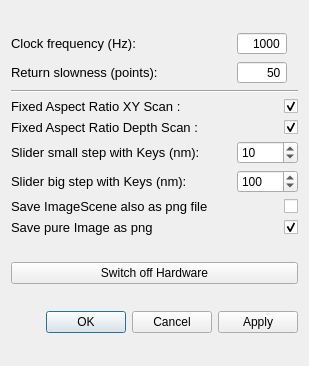
Before: the Qt Designer form gui/confocal/ui_cf_settings.ui in Ulm-IQO/qudi, drawn with Qt 5.
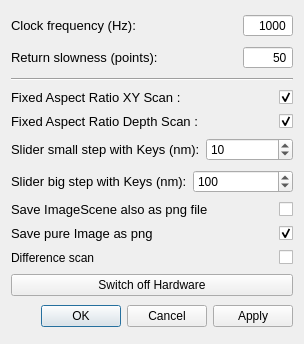
After: the same form once the commit is applied.

Commit message: Confocal settings option to enable difference scan (MW on vs MW off)

```diff
--- a/gui/confocal/ui_cf_settings.ui
+++ b/gui/confocal/ui_cf_settings.ui
@@ -6,38 +6,18 @@
    <rect>
     <x>0</x>
     <y>0</y>
-    <width>309</width>
-    <height>366</height>
+    <width>304</width>
+    <height>344</height>
    </rect>
   </property>
   <property name="windowTitle">
    <string>qudi: Confocal - Settings</string>
   </property>
-  <layout class="QGridLayout" name="gridLayout_2">
-   <item row="3" column="1">
-    <widget class="QDialogButtonBox" name="buttonBox">
-     <property name="orientation">
-      <enum>Qt::Horizontal</enum>
-     </property>
-     <property name="standardButtons">
-      <set>QDialogButtonBox::Apply|QDialogButtonBox::Cancel|QDialogButtonBox::Ok</set>
-     </property>
-    </widget>
-   </item>
-   <item row="2" column="1">
-    <widget class="QPushButton" name="hardware_switch">
-     <property name="toolTip">
-      <string>&lt;html&gt;&lt;head/&gt;&lt;body&gt;&lt;p&gt;&lt;span style=&quot; font-size:10pt;&quot;&gt;This kills everything working on the nidaq. So I made this also more resilient to errors and made it come out of its locked state.&lt;/span&gt;&lt;/p&gt;&lt;p&gt;&lt;span style=&quot; font-size:10pt;&quot;&gt;Even if if throws numerous errors when trying, you can use everything normally after the hardware reset (just restart the counter twice).&lt;/span&gt;&lt;/p&gt;&lt;p&gt;&lt;span style=&quot; font-size:10pt;&quot;&gt;This also means that you should not touch qudi while running diqo since this will try to put the hardware focus back on qudi and will throw even more errors.&lt;/span&gt;&lt;/p&gt;&lt;/body&gt;&lt;/html&gt;</string>
-     </property>
-     <property name="text">
-      <string>Switch off Hardware</string>
-     </property>
-    </widget>
-   </item>
-   <item row="1" column="1">
-    <layout class="QGridLayout" name="gridLayout">
-     <item row="5" column="0">
-      <widget class="QLabel" name="label_5">
+  <layout class="QVBoxLayout" name="verticalLayout">
+   <item>
+    <layout class="QHBoxLayout" name="horizontalLayout">
+     <item>
+      <widget class="QLabel" name="label">
        <property name="font">
         <font>
          <pointsize>10</pointsize>
@@ -47,78 +27,11 @@
         <string>&lt;html&gt;&lt;head/&gt;&lt;body&gt;&lt;p&gt;Change the stepsize of a slider if you are using the keyboard to move the slider position. Here you can adjust the small steps for the crosshair move.&lt;br/&gt;The keyboard configuration is the following:&lt;br/&gt;ArrowLeft = Move -x&lt;br/&gt;ArrowRight = Move +x&lt;br/&gt;ArrowUp = Move +y&lt;br/&gt;ArrowDown = Move -y&lt;br/&gt;PageUp = Move +z&lt;br/&gt;PageDown = Move -z&lt;/p&gt;&lt;/body&gt;&lt;/html&gt;</string>
        </property>
        <property name="text">
-        <string>Slider small step with Keys (nm):</string>
+        <string>Clock frequency (Hz):</string>
        </property>
       </widget>
      </item>
-     <item row="4" column="0">
-      <widget class="QLabel" name="label_4">
-       <property name="font">
-        <font>
-         <pointsize>10</pointsize>
-        </font>
-       </property>
-       <property name="toolTip">
-        <string>&lt;html&gt;&lt;head/&gt;&lt;body&gt;&lt;p&gt;The aspect ratio will be fixed to 1:1 if checked. If not the scan will be stretched to the available area in the Z scan. &lt;/p&gt;&lt;/body&gt;&lt;/html&gt;</string>
-       </property>
-       <property name="text">
-        <string>Fixed Aspect Ratio Depth Scan :</string>
-       </property>
-      </widget>
-     </item>
-     <item row="3" column="2">
-      <widget class="QCheckBox" name="fixed_aspect_xy_checkBox">
-       <property name="enabled">
-        <bool>true</bool>
-       </property>
-       <property name="sizePolicy">
-        <sizepolicy hsizetype="Expanding" vsizetype="Fixed">
-         <horstretch>0</horstretch>
-         <verstretch>0</verstretch>
-        </sizepolicy>
-       </property>
-       <property name="maximumSize">
-        <size>
-         <width>50</width>
-         <height>16777215</height>
-        </size>
-       </property>
-       <property name="toolTip">
-        <string>&lt;html&gt;&lt;head/&gt;&lt;body&gt;&lt;p&gt;&lt;span style=&quot; font-size:10pt;&quot;&gt;The aspect ratio will be fixed to 1:1 if checked. If not the scan will be stretched to the available area in the XY scan. &lt;/span&gt;&lt;/p&gt;&lt;/body&gt;&lt;/html&gt;</string>
-       </property>
-       <property name="accessibleDescription">
-        <string/>
-       </property>
-       <property name="layoutDirection">
-        <enum>Qt::RightToLeft</enum>
-       </property>
-       <property name="autoFillBackground">
-        <bool>false</bool>
-       </property>
-       <property name="text">
-        <string notr="true"/>
-       </property>
-       <property name="checked">
-        <bool>true</bool>
-       </property>
-      </widget>
-     </item>
-     <item row="1" column="0">
-      <widget class="QLabel" name="label_2">
-       <property name="font">
-        <font>
-         <pointsize>10</pointsize>
-        </font>
-       </property>
-       <property name="toolTip">
-        <string>&lt;html&gt;&lt;head/&gt;&lt;body&gt;&lt;p&gt;That is basically the 'scan' resolution when the scanner moves backwards to prepare to scan again a line.&lt;/p&gt;&lt;p&gt;How many points are scanned in one line is depending on the resolution. Since the scanner is permanently counting during the scan, only the clock frequency determined the speed, how fast a line is scanned by a given resolution. If the scanner has to move back, it uses the same scan line method but just in the reverse. How many points are approached in the backwards movement depends on the 'return slowness'. If you scan with 100 point resolution and set return slowness to 25, than the return movement will be 4 times faster.&lt;/p&gt;&lt;p&gt;BE CAREFULL NOT TO USE A SMALL NUMBER, SINCE THE SCANNER MIGHT CRASH AGAINST THE BOARDER BECAUSE IT IS MOVING BACK TOO FAST!&lt;/p&gt;&lt;/body&gt;&lt;/html&gt;</string>
-       </property>
-       <property name="text">
-        <string>Return slowness (points):</string>
-       </property>
-      </widget>
-     </item>
-     <item row="0" column="2">
+     <item>
       <widget class="QSpinBox" name="clock_frequency_InputWidget">
        <property name="sizePolicy">
         <sizepolicy hsizetype="Expanding" vsizetype="Fixed">
@@ -161,7 +74,77 @@
        </property>
       </widget>
      </item>
-     <item row="3" column="0">
+    </layout>
+   </item>
+   <item>
+    <layout class="QHBoxLayout" name="horizontalLayout_2">
+     <item>
+      <widget class="QLabel" name="label_2">
+       <property name="font">
+        <font>
+         <pointsize>10</pointsize>
+        </font>
+       </property>
+       <property name="toolTip">
+        <string>&lt;html&gt;&lt;head/&gt;&lt;body&gt;&lt;p&gt;That is basically the 'scan' resolution when the scanner moves backwards to prepare to scan again a line.&lt;/p&gt;&lt;p&gt;How many points are scanned in one line is depending on the resolution. Since the scanner is permanently counting during the scan, only the clock frequency determined the speed, how fast a line is scanned by a given resolution. If the scanner has to move back, it uses the same scan line method but just in the reverse. How many points are approached in the backwards movement depends on the 'return slowness'. If you scan with 100 point resolution and set return slowness to 25, than the return movement will be 4 times faster.&lt;/p&gt;&lt;p&gt;BE CAREFULL NOT TO USE A SMALL NUMBER, SINCE THE SCANNER MIGHT CRASH AGAINST THE BOARDER BECAUSE IT IS MOVING BACK TOO FAST!&lt;/p&gt;&lt;/body&gt;&lt;/html&gt;</string>
+       </property>
+       <property name="text">
+        <string>Return slowness (points):</string>
+       </property>
+      </widget>
+     </item>
+     <item>
+      <widget class="QSpinBox" name="return_slowness_InputWidget">
+       <property name="sizePolicy">
+        <sizepolicy hsizetype="Expanding" vsizetype="Fixed">
+         <horstretch>0</horstretch>
+         <verstretch>0</verstretch>
+        </sizepolicy>
+       </property>
+       <property name="maximumSize">
+        <size>
+         <width>50</width>
+         <height>16777215</height>
+        </size>
+       </property>
+       <property name="mouseTracking">
+        <bool>true</bool>
+       </property>
+       <property name="acceptDrops">
+        <bool>true</bool>
+       </property>
+       <property name="toolTip">
+        <string>&lt;html&gt;&lt;head/&gt;&lt;body&gt;&lt;p&gt;That is basically the 'scan' resolution when the scanner moves backwards to prepare to scan again a line.&lt;/p&gt;&lt;/body&gt;&lt;/html&gt;</string>
+       </property>
+       <property name="alignment">
+        <set>Qt::AlignRight|Qt::AlignTrailing|Qt::AlignVCenter</set>
+       </property>
+       <property name="buttonSymbols">
+        <enum>QAbstractSpinBox::NoButtons</enum>
+       </property>
+       <property name="accelerated">
+        <bool>true</bool>
+       </property>
+       <property name="maximum">
+        <number>1000</number>
+       </property>
+       <property name="value">
+        <number>50</number>
+       </property>
+      </widget>
+     </item>
+    </layout>
+   </item>
+   <item>
+    <widget class="Line" name="line">
+     <property name="orientation">
+      <enum>Qt::Horizontal</enum>
+     </property>
+    </widget>
+   </item>
+   <item>
+    <layout class="QHBoxLayout" name="horizontalLayout_3">
+     <item>
       <widget class="QLabel" name="label_3">
        <property name="font">
         <font>
@@ -176,7 +159,63 @@
        </property>
       </widget>
      </item>
-     <item row="4" column="2">
+     <item>
+      <widget class="QCheckBox" name="fixed_aspect_xy_checkBox">
+       <property name="enabled">
+        <bool>true</bool>
+       </property>
+       <property name="sizePolicy">
+        <sizepolicy hsizetype="Expanding" vsizetype="Fixed">
+         <horstretch>0</horstretch>
+         <verstretch>0</verstretch>
+        </sizepolicy>
+       </property>
+       <property name="maximumSize">
+        <size>
+         <width>50</width>
+         <height>16777215</height>
+        </size>
+       </property>
+       <property name="toolTip">
+        <string>&lt;html&gt;&lt;head/&gt;&lt;body&gt;&lt;p&gt;&lt;span style=&quot; font-size:10pt;&quot;&gt;The aspect ratio will be fixed to 1:1 if checked. If not the scan will be stretched to the available area in the XY scan. &lt;/span&gt;&lt;/p&gt;&lt;/body&gt;&lt;/html&gt;</string>
+       </property>
+       <property name="accessibleDescription">
+        <string/>
+       </property>
+       <property name="layoutDirection">
+        <enum>Qt::RightToLeft</enum>
+       </property>
+       <property name="autoFillBackground">
+        <bool>false</bool>
+       </property>
+       <property name="text">
+        <string notr="true"/>
+       </property>
+       <property name="checked">
+        <bool>true</bool>
+       </property>
+      </widget>
+     </item>
+    </layout>
+   </item>
+   <item>
+    <layout class="QHBoxLayout" name="horizontalLayout_4">
+     <item>
+      <widget class="QLabel" name="label_4">
+       <property name="font">
+        <font>
+         <pointsize>10</pointsize>
+        </font>
+       </property>
+       <property name="toolTip">
+        <string>&lt;html&gt;&lt;head/&gt;&lt;body&gt;&lt;p&gt;The aspect ratio will be fixed to 1:1 if checked. If not the scan will be stretched to the available area in the Z scan. &lt;/p&gt;&lt;/body&gt;&lt;/html&gt;</string>
+       </property>
+       <property name="text">
+        <string>Fixed Aspect Ratio Depth Scan :</string>
+       </property>
+      </widget>
+     </item>
+     <item>
       <widget class="QCheckBox" name="fixed_aspect_depth_checkBox">
        <property name="sizePolicy">
         <sizepolicy hsizetype="Expanding" vsizetype="Fixed">
@@ -204,8 +243,12 @@
        </property>
       </widget>
      </item>
-     <item row="0" column="0">
-      <widget class="QLabel" name="label">
+    </layout>
+   </item>
+   <item>
+    <layout class="QHBoxLayout" name="horizontalLayout_5">
+     <item>
+      <widget class="QLabel" name="label_5">
        <property name="font">
         <font>
          <pointsize>10</pointsize>
@@ -215,141 +258,11 @@
         <string>&lt;html&gt;&lt;head/&gt;&lt;body&gt;&lt;p&gt;That is the inverse time how long the scanner stays at the desired position during the scan and counts.&lt;/p&gt;&lt;/body&gt;&lt;/html&gt;</string>
        </property>
        <property name="text">
-        <string>Clock frequency (Hz):</string>
+        <string>Slider small step with Keys (nm):</string>
        </property>
       </widget>
      </item>
-     <item row="1" column="2">
-      <widget class="QSpinBox" name="return_slowness_InputWidget">
-       <property name="sizePolicy">
-        <sizepolicy hsizetype="Expanding" vsizetype="Fixed">
-         <horstretch>0</horstretch>
-         <verstretch>0</verstretch>
-        </sizepolicy>
-       </property>
-       <property name="maximumSize">
-        <size>
-         <width>50</width>
-         <height>16777215</height>
-        </size>
-       </property>
-       <property name="mouseTracking">
-        <bool>true</bool>
-       </property>
-       <property name="acceptDrops">
-        <bool>true</bool>
-       </property>
-       <property name="toolTip">
-        <string>&lt;html&gt;&lt;head/&gt;&lt;body&gt;&lt;p&gt;That is basically the 'scan' resolution when the scanner moves backwards to prepare to scan again a line.&lt;/p&gt;&lt;/body&gt;&lt;/html&gt;</string>
-       </property>
-       <property name="alignment">
-        <set>Qt::AlignRight|Qt::AlignTrailing|Qt::AlignVCenter</set>
-       </property>
-       <property name="buttonSymbols">
-        <enum>QAbstractSpinBox::NoButtons</enum>
-       </property>
-       <property name="accelerated">
-        <bool>true</bool>
-       </property>
-       <property name="maximum">
-        <number>1000</number>
-       </property>
-       <property name="value">
-        <number>50</number>
-       </property>
-      </widget>
-     </item>
-     <item row="7" column="0">
-      <widget class="QLabel" name="label_9">
-       <property name="font">
-        <font>
-         <pointsize>10</pointsize>
-        </font>
-       </property>
-       <property name="toolTip">
-        <string>&lt;html&gt;&lt;head/&gt;&lt;body&gt;&lt;p&gt;If you use the image_save method in the menu bar of confocal, together with the svg file also a png file will be created, which contains the axis and everything, which can be seen in the displayed scan image (except the cursor). This file will be a separate file and will not replace the pure image file (see below).&lt;/p&gt;&lt;/body&gt;&lt;/html&gt;</string>
-       </property>
-       <property name="text">
-        <string>Save ImageScene also as png file</string>
-       </property>
-      </widget>
-     </item>
-     <item row="7" column="2">
-      <widget class="QCheckBox" name="savePNG_checkBox">
-       <property name="sizePolicy">
-        <sizepolicy hsizetype="Expanding" vsizetype="Fixed">
-         <horstretch>0</horstretch>
-         <verstretch>0</verstretch>
-        </sizepolicy>
-       </property>
-       <property name="maximumSize">
-        <size>
-         <width>50</width>
-         <height>16777215</height>
-        </size>
-       </property>
-       <property name="toolTip">
-        <string>&lt;html&gt;&lt;head/&gt;&lt;body&gt;&lt;p&gt;&lt;span style=&quot; font-size:10pt;&quot;&gt;If you use the image_save method in the menu bar of confocal, together with the svg file also a png file will be created, which contains the axis and everything, which can be seen in the displayed scan image (except the cursor). This file will be a separate file and will not replace the pure image file (see below).&lt;/span&gt;&lt;/p&gt;&lt;/body&gt;&lt;/html&gt;</string>
-       </property>
-       <property name="layoutDirection">
-        <enum>Qt::RightToLeft</enum>
-       </property>
-       <property name="text">
-        <string/>
-       </property>
-      </widget>
-     </item>
-     <item row="8" column="2">
-      <widget class="QCheckBox" name="save_purePNG_checkBox">
-       <property name="sizePolicy">
-        <sizepolicy hsizetype="Expanding" vsizetype="Fixed">
-         <horstretch>0</horstretch>
-         <verstretch>0</verstretch>
-        </sizepolicy>
-       </property>
-       <property name="maximumSize">
-        <size>
-         <width>50</width>
-         <height>16777215</height>
-        </size>
-       </property>
-       <property name="toolTip">
-        <string>&lt;html&gt;&lt;head/&gt;&lt;body&gt;&lt;p&gt;&lt;span style=&quot; font-size:10pt;&quot;&gt;If you use the image_save method in the menu bar of confocal, together with the svg file also a pure image file (without axis and everything, just the datapoints) are saved in a png image.&lt;/span&gt;&lt;/p&gt;&lt;/body&gt;&lt;/html&gt;</string>
-       </property>
-       <property name="layoutDirection">
-        <enum>Qt::RightToLeft</enum>
-       </property>
-       <property name="text">
-        <string/>
-       </property>
-       <property name="checked">
-        <bool>true</bool>
-       </property>
-      </widget>
-     </item>
-     <item row="8" column="0">
-      <widget class="QLabel" name="label_10">
-       <property name="font">
-        <font>
-         <pointsize>10</pointsize>
-        </font>
-       </property>
-       <property name="toolTip">
-        <string>&lt;html&gt;&lt;head/&gt;&lt;body&gt;&lt;p&gt;If you use the image_save method in the menu bar of confocal, together with the svg file also a pure image file (without axis and everything, just the datapoints) are saved in a png image.&lt;/p&gt;&lt;/body&gt;&lt;/html&gt;</string>
-       </property>
-       <property name="text">
-        <string>Save pure Image as png</string>
-       </property>
-      </widget>
-     </item>
-     <item row="2" column="0" colspan="3">
-      <widget class="Line" name="line">
-       <property name="orientation">
-        <enum>Qt::Horizontal</enum>
-       </property>
-      </widget>
-     </item>
-     <item row="5" column="2">
+     <item>
       <widget class="QSpinBox" name="slider_small_step_SpinBox">
        <property name="toolTip">
         <string>&lt;html&gt;&lt;head/&gt;&lt;body&gt;&lt;p&gt;&lt;span style=&quot; font-size:10pt;&quot;&gt;Change the stepsize of a slider if you are using the keyboard to move the slider position. Here you can adjust the small steps for the crosshair move.&lt;/span&gt;&lt;/p&gt;&lt;/body&gt;&lt;/html&gt;</string>
@@ -365,7 +278,11 @@
        </property>
       </widget>
      </item>
-     <item row="6" column="0">
+    </layout>
+   </item>
+   <item>
+    <layout class="QHBoxLayout" name="horizontalLayout_6">
+     <item>
       <widget class="QLabel" name="label_6">
        <property name="font">
         <font>
@@ -380,7 +297,7 @@
        </property>
       </widget>
      </item>
-     <item row="6" column="2">
+     <item>
       <widget class="QSpinBox" name="slider_big_step_SpinBox">
        <property name="toolTip">
         <string>&lt;html&gt;&lt;head/&gt;&lt;body&gt;&lt;p&gt;&lt;span style=&quot; font-size:10pt;&quot;&gt;Change the stepsize of a slider if you are using the keyboard to move the slider position. Here you can adjust the big steps for the crosshair move.&lt;/span&gt;&lt;/p&gt;&lt;/body&gt;&lt;/html&gt;</string>
@@ -398,6 +315,141 @@
      </item>
     </layout>
    </item>
+   <item>
+    <layout class="QHBoxLayout" name="horizontalLayout_7">
+     <item>
+      <widget class="QLabel" name="label_9">
+       <property name="font">
+        <font>
+         <pointsize>10</pointsize>
+        </font>
+       </property>
+       <property name="toolTip">
+        <string>&lt;html&gt;&lt;head/&gt;&lt;body&gt;&lt;p&gt;If you use the image_save method in the menu bar of confocal, together with the svg file also a png file will be created, which contains the axis and everything, which can be seen in the displayed scan image (except the cursor). This file will be a separate file and will not replace the pure image file (see below).&lt;/p&gt;&lt;/body&gt;&lt;/html&gt;</string>
+       </property>
+       <property name="text">
+        <string>Save ImageScene also as png file</string>
+       </property>
+      </widget>
+     </item>
+     <item>
+      <widget class="QCheckBox" name="savePNG_checkBox">
+       <property name="sizePolicy">
+        <sizepolicy hsizetype="Expanding" vsizetype="Fixed">
+         <horstretch>0</horstretch>
+         <verstretch>0</verstretch>
+        </sizepolicy>
+       </property>
+       <property name="maximumSize">
+        <size>
+         <width>50</width>
+         <height>16777215</height>
+        </size>
+       </property>
+       <property name="toolTip">
+        <string>&lt;html&gt;&lt;head/&gt;&lt;body&gt;&lt;p&gt;&lt;span style=&quot; font-size:10pt;&quot;&gt;If you use the image_save method in the menu bar of confocal, together with the svg file also a png file will be created, which contains the axis and everything, which can be seen in the displayed scan image (except the cursor). This file will be a separate file and will not replace the pure image file (see below).&lt;/span&gt;&lt;/p&gt;&lt;/body&gt;&lt;/html&gt;</string>
+       </property>
+       <property name="layoutDirection">
+        <enum>Qt::RightToLeft</enum>
+       </property>
+       <property name="text">
+        <string/>
+       </property>
+      </widget>
+     </item>
+    </layout>
+   </item>
+   <item>
+    <layout class="QHBoxLayout" name="horizontalLayout_8">
+     <item>
+      <widget class="QLabel" name="label_10">
+       <property name="font">
+        <font>
+         <pointsize>10</pointsize>
+        </font>
+       </property>
+       <property name="toolTip">
+        <string>&lt;html&gt;&lt;head/&gt;&lt;body&gt;&lt;p&gt;If you use the image_save method in the menu bar of confocal, together with the svg file also a pure image file (without axis and everything, just the datapoints) are saved in a png image.&lt;/p&gt;&lt;/body&gt;&lt;/html&gt;</string>
+       </property>
+       <property name="text">
+        <string>Save pure Image as png</string>
+       </property>
+      </widget>
+     </item>
+     <item>
+      <widget class="QCheckBox" name="save_purePNG_checkBox">
+       <property name="sizePolicy">
+        <sizepolicy hsizetype="Expanding" vsizetype="Fixed">
+         <horstretch>0</horstretch>
+         <verstretch>0</verstretch>
+        </sizepolicy>
+       </property>
+       <property name="maximumSize">
+        <size>
+         <width>50</width>
+         <height>16777215</height>
+        </size>
+       </property>
+       <property name="toolTip">
+        <string>&lt;html&gt;&lt;head/&gt;&lt;body&gt;&lt;p&gt;&lt;span style=&quot; font-size:10pt;&quot;&gt;If you use the image_save method in the menu bar of confocal, together with the svg file also a pure image file (without axis and everything, just the datapoints) are saved in a png image.&lt;/span&gt;&lt;/p&gt;&lt;/body&gt;&lt;/html&gt;</string>
+       </property>
+       <property name="layoutDirection">
+        <enum>Qt::RightToLeft</enum>
+       </property>
+       <property name="text">
+        <string/>
+       </property>
+       <property name="checked">
+        <bool>true</bool>
+       </property>
+      </widget>
+     </item>
+    </layout>
+   </item>
+   <item>
+    <layout class="QHBoxLayout" name="horizontalLayout_9">
+     <item>
+      <widget class="QLabel" name="label_7">
+       <property name="sizePolicy">
+        <sizepolicy hsizetype="Preferred" vsizetype="Preferred">
+         <horstretch>1</horstretch>
+         <verstretch>0</verstretch>
+        </sizepolicy>
+       </property>
+       <property name="text">
+        <string>Difference scan</string>
+       </property>
+      </widget>
+     </item>
+     <item>
+      <widget class="QCheckBox" name="do_difference_scan_CheckBox">
+       <property name="text">
+        <string/>
+       </property>
+      </widget>
+     </item>
+    </layout>
+   </item>
+   <item>
+    <widget class="QPushButton" name="hardware_switch">
+     <property name="toolTip">
+      <string>&lt;html&gt;&lt;head/&gt;&lt;body&gt;&lt;p&gt;&lt;span style=&quot; font-size:10pt;&quot;&gt;This kills everything working on the nidaq. So I made this also more resilient to errors and made it come out of its locked state.&lt;/span&gt;&lt;/p&gt;&lt;p&gt;&lt;span style=&quot; font-size:10pt;&quot;&gt;Even if if throws numerous errors when trying, you can use everything normally after the hardware reset (just restart the counter twice).&lt;/span&gt;&lt;/p&gt;&lt;p&gt;&lt;span style=&quot; font-size:10pt;&quot;&gt;This also means that you should not touch qudi while running diqo since this will try to put the hardware focus back on qudi and will throw even more errors.&lt;/span&gt;&lt;/p&gt;&lt;/body&gt;&lt;/html&gt;</string>
+     </property>
+     <property name="text">
+      <string>Switch off Hardware</string>
+     </property>
+    </widget>
+   </item>
+   <item>
+    <widget class="QDialogButtonBox" name="buttonBox">
+     <property name="orientation">
+      <enum>Qt::Horizontal</enum>
+     </property>
+     <property name="standardButtons">
+      <set>QDialogButtonBox::Apply|QDialogButtonBox::Cancel|QDialogButtonBox::Ok</set>
+     </property>
+    </widget>
+   </item>
   </layout>
  </widget>
  <tabstops>
```
Left out of the diff: 4 changed lines with no effect on the pictures. The commit also changes 2 other files.
